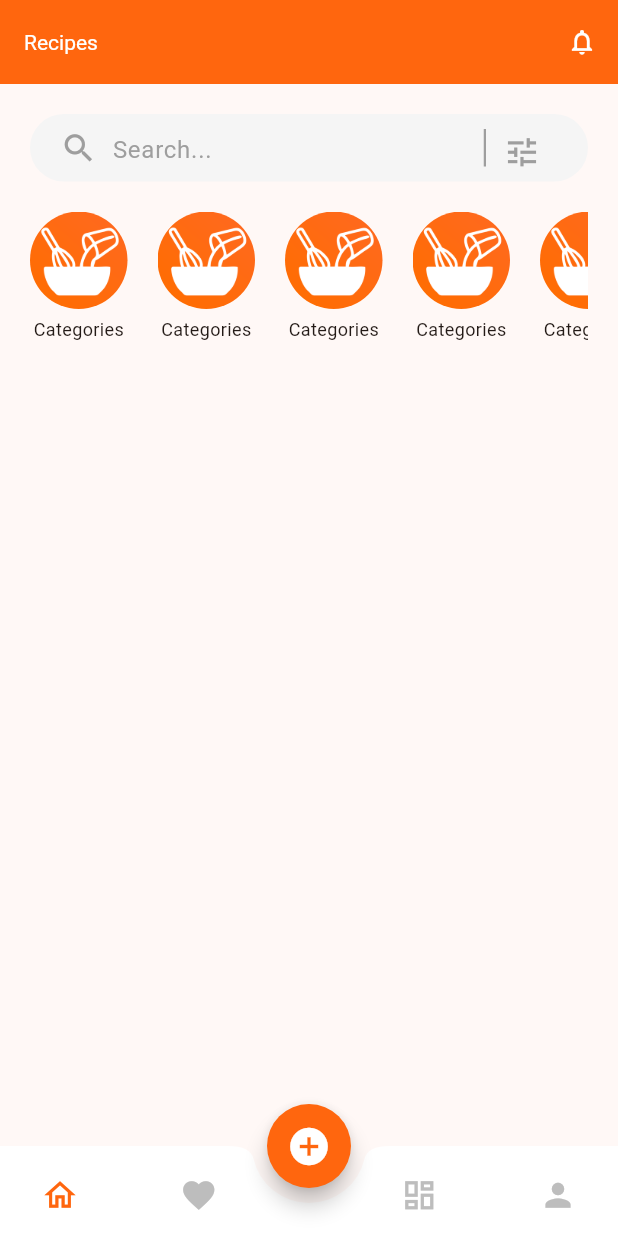
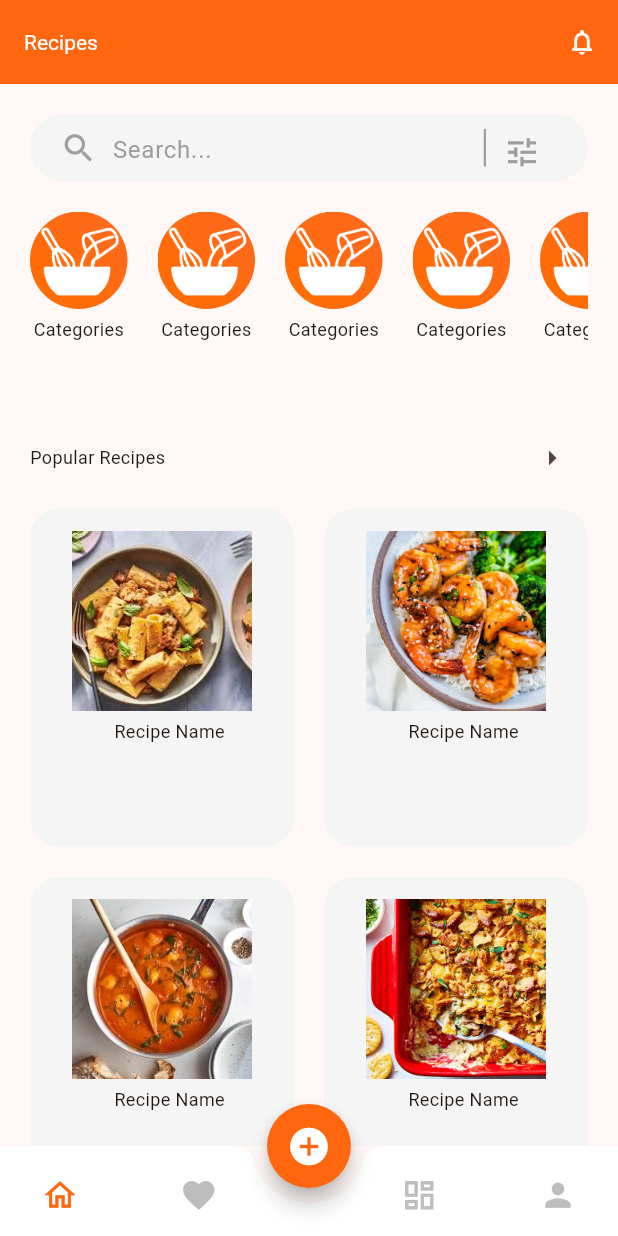
Before and after one commit to 1king-sly/recipe-app, a Flutter app: the screen it shows after launch, on a phone screen of 412 x 824 dp. Run offline on Flutter 3.47's test engine with Material 3 defaults, Android fonts, the phone set to English and light mode, and no system bars; our stand-ins replace animated_splash_screen, lottie, page_transition.

Commit message:
added the popular recipes on home page view

```diff
--- /dev/null
+++ b/lib/components/recipe_card.dart
@@ -0,0 +1,53 @@
+import 'package:flutter/material.dart';
+import 'package:recipe/constants/constants.dart';
+
+class RecipeCard extends StatelessWidget {
+  final String imagePath;
+  const RecipeCard({super.key, required this.imagePath});
+
+  @override
+  Widget build(BuildContext context) {
+    return GestureDetector(
+      onTap: () {},
+      child: Stack(
+        children: [
+          Container(
+            width: double.infinity,
+            decoration: BoxDecoration(
+              borderRadius: BorderRadius.circular(20),
+              color: primaryColor,
+            ),
+            child: Column(
+              mainAxisAlignment: MainAxisAlignment.start,
+              children: [
+                const SizedBox(
+                  height: 15,
+                ),
+                Center(
+                  child: Image.asset(
+                    imagePath,
+                    height: 120,
+                    width: 120,
+                    fit: BoxFit.cover,
+                  ),
+                ),
+                const SizedBox(
+                  height: 5,
+                ),
+                const Padding(
+                    padding: EdgeInsets.only(left: 10),
+                    child: Text("Recipe Name",
+                        style: TextStyle(
+                          fontSize: 12,
+                        ))),
+                const SizedBox(
+                  height: 5,
+                ),
+              ],
+            ),
+          )
+        ],
+      ),
+    );
+  }
+}
--- a/lib/constants/constants.dart
+++ b/lib/constants/constants.dart
@@ -2,3 +2,16 @@ import 'package:flutter/material.dart';
 
 const primaryColor = Color(0xffF5F5F5);
 const mainColor = Color(0xffff660e);
+
+final List images = [
+  "assets/images/food1.jpg",
+  "assets/images/food2.jpg",
+  "assets/images/food3.jpg",
+  "assets/images/food4.jpg",
+  "assets/images/food5.jpg",
+  "assets/images/food6.jpg",
+  "assets/images/food7.jpg",
+  "assets/images/food8.jpg",
+  "assets/images/food9.jpg",
+  "assets/images/food10.jpg",
+];
--- a/lib/pages/home_page.dart
+++ b/lib/pages/home_page.dart
@@ -1,5 +1,6 @@
 import 'package:flutter/material.dart';
 import 'package:recipe/components/categories.dart';
+import 'package:recipe/components/recipe_card.dart';
 import 'package:recipe/components/search_bar.dart';
 import 'package:recipe/constants/constants.dart';
 import 'package:recipe/pages/create_recipe_page.dart';
@@ -132,17 +133,51 @@ class Home extends StatefulWidget {
 class _HomeState extends State<Home> {
   @override
   Widget build(BuildContext context) {
-    return const Scaffold(
+    return Scaffold(
       body: SingleChildScrollView(
           child: Padding(
-        padding: EdgeInsets.all(20),
+        padding: const EdgeInsets.all(20),
         child: Column(
           children: [
-            MySearchBar(),
-            SizedBox(
+            const MySearchBar(),
+            const SizedBox(
               height: 20,
             ),
-            Categories()
+            const Categories(),
+            const SizedBox(
+              height: 10,
+            ),
+            Row(
+              mainAxisAlignment: MainAxisAlignment.spaceBetween,
+              children: [
+                const Text(
+                  "Popular Recipes",
+                  style: TextStyle(
+                    fontSize: 12,
+                  ),
+                ),
+                IconButton(
+                    onPressed: () {},
+                    icon: const Icon(Icons.arrow_right_outlined)),
+              ],
+            ),
+            const SizedBox(
+              height: 10,
+            ),
+            GridView.builder(
+                physics: const NeverScrollableScrollPhysics(),
+                shrinkWrap: true,
+                gridDelegate: const SliverGridDelegateWithFixedCrossAxisCount(
+                    crossAxisCount: 2,
+                    childAspectRatio: 0.78,
+                    crossAxisSpacing: 20,
+                    mainAxisSpacing: 20),
+                itemCount: images.length,
+                itemBuilder: (context, index) {
+                  return RecipeCard(
+                    imagePath: images[index],
+                  );
+                })
           ],
         ),
       )),
```
Also changed, not shown: assets/images/food1.jpg (added), assets/images/food10.jpg (added), assets/images/food2.jpg (added), assets/images/food3.jpg (added), assets/images/food4.jpg (added), assets/images/food5.jpg (added), assets/images/food6.jpg (added), assets/images/food7.jpg (added), assets/images/food8.jpg (added), assets/images/food9.jpg (added).
